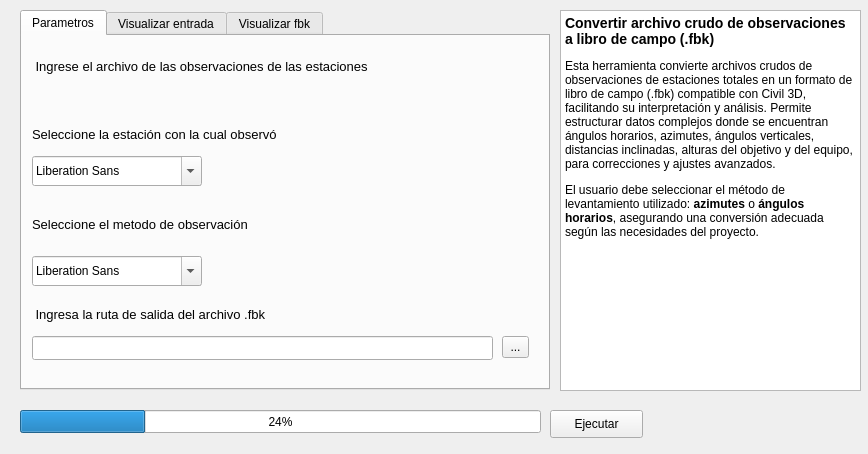
Above: HSCSITO_ASG_dialog_base.ui from HSCSITO-ASG/HSCSITO_ASG before the change. Below: the same form after it.
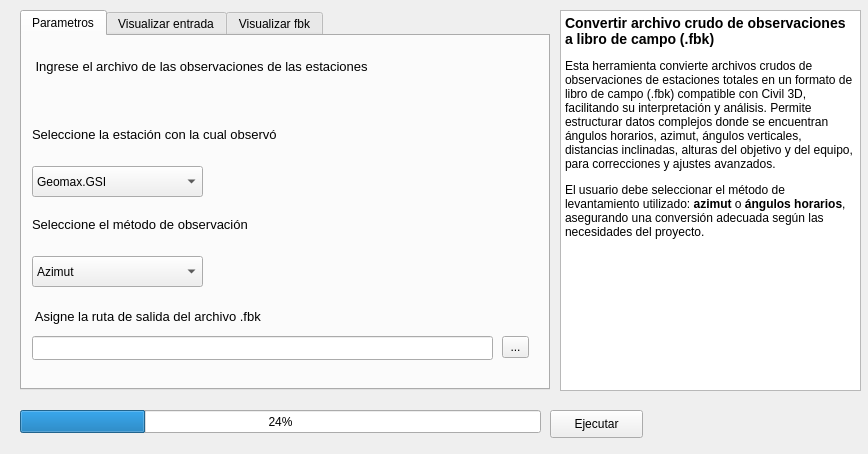
That is the form after the change. Custom widgets are drawn as their Qt base class.

Patch:
```diff
--- a/HSCSITO_ASG_dialog_base.ui
+++ b/HSCSITO_ASG_dialog_base.ui
@@ -96,19 +96,6 @@
       <string>Seleccione la estación con la cual observó</string>
      </property>
     </widget>
-    <widget class="QFontComboBox" name="fontComboBox">
-     <property name="enabled">
-      <bool>true</bool>
-     </property>
-     <property name="geometry">
-      <rect>
-       <x>10</x>
-       <y>120</y>
-       <width>170</width>
-       <height>30</height>
-      </rect>
-     </property>
-    </widget>
     <widget class="QLabel" name="label_salida_2">
      <property name="geometry">
       <rect>
@@ -124,17 +111,7 @@
       </font>
      </property>
      <property name="text">
-      <string>Seleccione el metodo de observación</string>
-     </property>
-    </widget>
-    <widget class="QFontComboBox" name="fontComboBox_obs">
-     <property name="geometry">
-      <rect>
-       <x>10</x>
-       <y>220</y>
-       <width>170</width>
-       <height>30</height>
-      </rect>
+      <string>Seleccione el método de observación</string>
      </property>
     </widget>
     <widget class="QLabel" name="label_salida">
@@ -143,7 +120,7 @@
        <x>10</x>
        <y>270</y>
        <width>311</width>
-       <height>16</height>
+       <height>21</height>
       </rect>
      </property>
      <property name="font">
@@ -152,7 +129,7 @@
       </font>
      </property>
      <property name="text">
-      <string> Ingresa la ruta de salida del archivo .fbk</string>
+      <string> Asigne la ruta de salida del archivo .fbk</string>
      </property>
     </widget>
     <widget class="QLineEdit" name="lineEdit_salida">
@@ -178,6 +155,61 @@
       <string>...</string>
      </property>
     </widget>
+    <widget class="QComboBox" name="fontComboBox">
+     <property name="geometry">
+      <rect>
+       <x>10</x>
+       <y>130</y>
+       <width>171</width>
+       <height>31</height>
+      </rect>
+     </property>
+     <item>
+      <property name="text">
+       <string>Geomax.GSI</string>
+      </property>
+     </item>
+     <item>
+      <property name="text">
+       <string>Sanding.GSI</string>
+      </property>
+     </item>
+     <item>
+      <property name="text">
+       <string>South_362_300</string>
+      </property>
+     </item>
+     <item>
+      <property name="text">
+       <string>South_362_660</string>
+      </property>
+     </item>
+     <item>
+      <property name="text">
+       <string>South_345</string>
+      </property>
+     </item>
+    </widget>
+    <widget class="QComboBox" name="fontComboBox_obs">
+     <property name="geometry">
+      <rect>
+       <x>10</x>
+       <y>220</y>
+       <width>171</width>
+       <height>31</height>
+      </rect>
+     </property>
+     <item>
+      <property name="text">
+       <string>Azimut</string>
+      </property>
+     </item>
+     <item>
+      <property name="text">
+       <string>Ángulos horarios</string>
+      </property>
+     </item>
+    </widget>
    </widget>
    <widget class="QWidget" name="tab_2">
     <attribute name="title">
@@ -264,8 +296,8 @@
 p, li { white-space: pre-wrap; }
 &lt;/style&gt;&lt;/head&gt;&lt;body style=&quot; font-family:'MS Shell Dlg 2'; font-size:7.8pt; font-weight:400; font-style:normal;&quot;&gt;
 &lt;h3 style=&quot; margin-top:14px; margin-bottom:12px; margin-left:0px; margin-right:0px; -qt-block-indent:0; text-indent:0px;&quot;&gt;&lt;span style=&quot; font-size:11pt; font-weight:600;&quot;&gt;Convertir archivo crudo de observaciones a libro de campo (.fbk)&lt;/span&gt;&lt;/h3&gt;
-&lt;p style=&quot; margin-top:12px; margin-bottom:12px; margin-left:0px; margin-right:0px; -qt-block-indent:0; text-indent:0px;&quot;&gt;&lt;span style=&quot; font-size:9pt;&quot;&gt;Esta herramienta convierte archivos crudos de observaciones de estaciones totales en un formato de libro de campo (.fbk) compatible con Civil 3D, facilitando su interpretación y análisis. Permite estructurar datos complejos donde se encuentran ángulos horarios, azimutes, ángulos verticales, distancias inclinadas, alturas del objetivo y del equipo, para correcciones y ajustes avanzados.&lt;/span&gt;&lt;/p&gt;
-&lt;p style=&quot; margin-top:12px; margin-bottom:12px; margin-left:0px; margin-right:0px; -qt-block-indent:0; text-indent:0px;&quot;&gt;&lt;span style=&quot; font-size:9pt;&quot;&gt;El usuario debe seleccionar el método de levantamiento utilizado: &lt;/span&gt;&lt;span style=&quot; font-size:9pt; font-weight:600;&quot;&gt;azimutes&lt;/span&gt;&lt;span style=&quot; font-size:9pt;&quot;&gt; o &lt;/span&gt;&lt;span style=&quot; font-size:9pt; font-weight:600;&quot;&gt;ángulos horarios&lt;/span&gt;&lt;span style=&quot; font-size:9pt;&quot;&gt;, asegurando una conversión adecuada según las necesidades del proyecto.&lt;/span&gt;&lt;/p&gt;&lt;/body&gt;&lt;/html&gt;</string>
+&lt;p style=&quot; margin-top:12px; margin-bottom:12px; margin-left:0px; margin-right:0px; -qt-block-indent:0; text-indent:0px;&quot;&gt;&lt;span style=&quot; font-size:9pt;&quot;&gt;Esta herramienta convierte archivos crudos de observaciones de estaciones totales en un formato de libro de campo (.fbk) compatible con Civil 3D, facilitando su interpretación y análisis. Permite estructurar datos complejos donde se encuentran ángulos horarios, azimut, ángulos verticales, distancias inclinadas, alturas del objetivo y del equipo, para correcciones y ajustes avanzados.&lt;/span&gt;&lt;/p&gt;
+&lt;p style=&quot; margin-top:12px; margin-bottom:12px; margin-left:0px; margin-right:0px; -qt-block-indent:0; text-indent:0px;&quot;&gt;&lt;span style=&quot; font-size:9pt;&quot;&gt;El usuario debe seleccionar el método de levantamiento utilizado: &lt;/span&gt;&lt;span style=&quot; font-size:9pt; font-weight:600;&quot;&gt;azimut&lt;/span&gt;&lt;span style=&quot; font-size:9pt;&quot;&gt; o &lt;/span&gt;&lt;span style=&quot; font-size:9pt; font-weight:600;&quot;&gt;ángulos horarios&lt;/span&gt;&lt;span style=&quot; font-size:9pt;&quot;&gt;, asegurando una conversión adecuada según las necesidades del proyecto.&lt;/span&gt;&lt;/p&gt;&lt;/body&gt;&lt;/html&gt;</string>
    </property>
   </widget>
  </widget>
```
